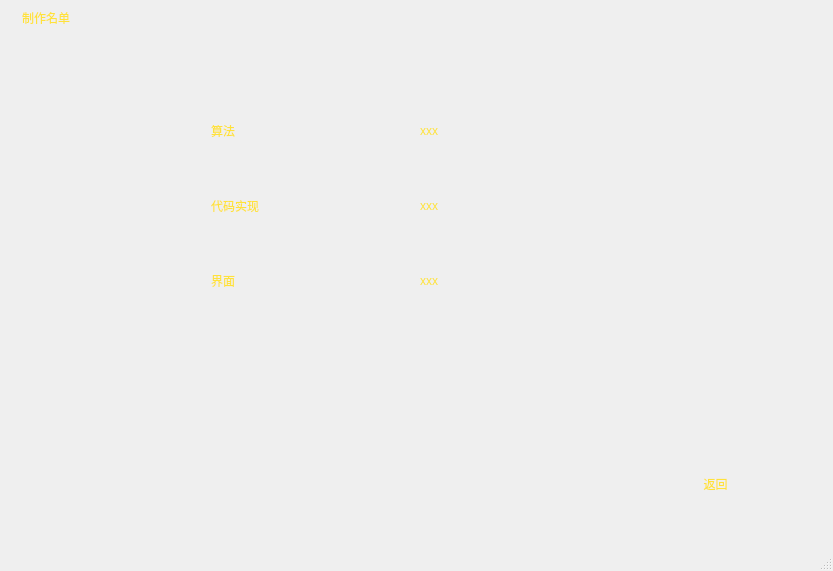
Before: the Qt Designer form Client/members.ui in ZhengJun-AI/Hand-Sign-World, drawn with Qt 5.
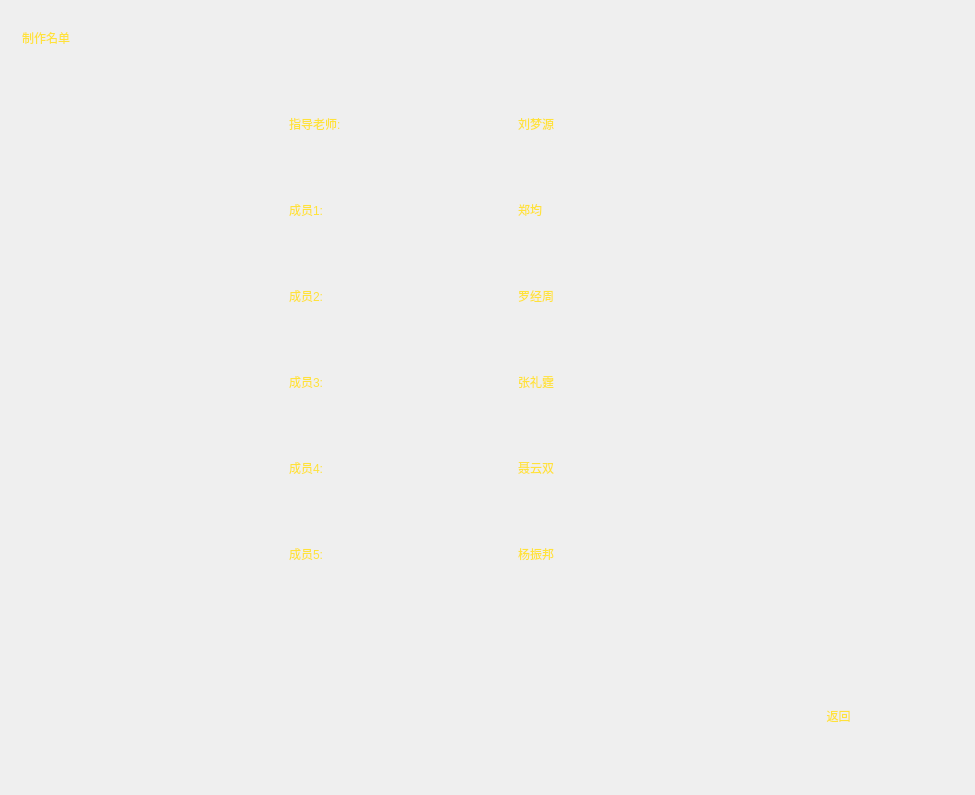
After: the same form once the commit is applied. Icons and pictures are not drawn.

Commit message: update member list

```diff
--- a/Client/members.ui
+++ b/Client/members.ui
@@ -6,8 +6,8 @@
    <rect>
     <x>0</x>
     <y>0</y>
-    <width>833</width>
-    <height>571</height>
+    <width>975</width>
+    <height>795</height>
    </rect>
   </property>
   <property name="windowTitle">
@@ -26,7 +26,9 @@
 border-image: url(:/imgs/1.jpg);
 }</string>
    </property>
-   <layout class="QVBoxLayout" name="verticalLayout_2" stretch="0,2,4,4,0,1">
+   <layout class="QVBoxLayout" name="verticalLayout_2">
+    <item>
+     <layout class="QVBoxLayout" name="verticalLayout" stretch="5,2,5,2,5,2,5,2,5,2,5,2,5,10,5,5">
     <item>
      <layout class="QHBoxLayout" name="horizontalLayout_5" stretch="0,100">
       <item>
@@ -71,16 +73,14 @@
       </property>
       <property name="sizeHint" stdset="0">
        <size>
-        <width>20</width>
-        <height>20</height>
+          <width>10</width>
+          <height>10</height>
        </size>
       </property>
      </spacer>
     </item>
     <item>
-     <layout class="QVBoxLayout" name="verticalLayout" stretch="1,2,1,2,1">
-      <item>
-       <layout class="QHBoxLayout" name="horizontalLayout" stretch="1,1,1,1">
+       <layout class="QHBoxLayout" name="horizontalLayout" stretch="5,4,4,4">
         <item>
          <spacer name="horizontalSpacer">
           <property name="orientation">
@@ -101,7 +101,7 @@
 color:rgb(255, 226, 58)</string>
           </property>
           <property name="text">
-           <string>算法</string>
+           <string>指导老师:</string>
           </property>
          </widget>
         </item>
@@ -112,7 +112,7 @@
 color:rgb(255, 226, 58)</string>
           </property>
           <property name="text">
-           <string>xxx</string>
+           <string>刘梦源</string>
           </property>
          </widget>
         </item>
@@ -132,20 +132,20 @@
        </layout>
       </item>
       <item>
-       <spacer name="verticalSpacer_3">
+       <spacer name="verticalSpacer_2">
         <property name="orientation">
          <enum>Qt::Vertical</enum>
         </property>
         <property name="sizeHint" stdset="0">
          <size>
           <width>20</width>
-          <height>40</height>
+          <height>10</height>
          </size>
         </property>
        </spacer>
       </item>
       <item>
-       <layout class="QHBoxLayout" name="horizontalLayout_2" stretch="1,1,1,1">
+       <layout class="QHBoxLayout" name="horizontalLayout_2" stretch="5,4,4,4">
         <item>
          <spacer name="horizontalSpacer_2">
           <property name="orientation">
@@ -166,7 +166,7 @@
 color:rgb(255, 226, 58)</string>
           </property>
           <property name="text">
-           <string>代码实现</string>
+           <string>成员1:</string>
           </property>
          </widget>
         </item>
@@ -177,7 +177,7 @@
 color:rgb(255, 226, 58)</string>
           </property>
           <property name="text">
-           <string>xxx</string>
+           <string>郑均</string>
           </property>
          </widget>
         </item>
@@ -197,20 +197,20 @@
        </layout>
       </item>
       <item>
-       <spacer name="verticalSpacer_4">
+       <spacer name="verticalSpacer_3">
         <property name="orientation">
          <enum>Qt::Vertical</enum>
         </property>
         <property name="sizeHint" stdset="0">
          <size>
           <width>20</width>
-          <height>40</height>
+          <height>10</height>
          </size>
         </property>
        </spacer>
       </item>
       <item>
-       <layout class="QHBoxLayout" name="horizontalLayout_3" stretch="1,1,1,1">
+       <layout class="QHBoxLayout" name="horizontalLayout_3" stretch="5,4,4,4">
         <item>
          <spacer name="horizontalSpacer_3">
           <property name="orientation">
@@ -231,7 +231,7 @@
 color:rgb(255, 226, 58)</string>
           </property>
           <property name="text">
-           <string>界面</string>
+           <string>成员2:</string>
           </property>
          </widget>
         </item>
@@ -242,7 +242,7 @@
 color:rgb(255, 226, 58)</string>
           </property>
           <property name="text">
-           <string>xxx</string>
+           <string>罗经周</string>
           </property>
          </widget>
         </item>
@@ -261,10 +261,203 @@
         </item>
        </layout>
       </item>
+      <item>
+       <spacer name="verticalSpacer_4">
+        <property name="orientation">
+         <enum>Qt::Vertical</enum>
+        </property>
+        <property name="sizeHint" stdset="0">
+         <size>
+          <width>20</width>
+          <height>10</height>
+         </size>
+        </property>
+       </spacer>
+      </item>
+      <item>
+       <layout class="QHBoxLayout" name="horizontalLayout_6" stretch="5,4,4,4">
+        <item>
+         <spacer name="horizontalSpacer_9">
+          <property name="orientation">
+           <enum>Qt::Horizontal</enum>
+          </property>
+          <property name="sizeHint" stdset="0">
+           <size>
+            <width>40</width>
+            <height>20</height>
+           </size>
+          </property>
+         </spacer>
+        </item>
+        <item>
+         <widget class="QLabel" name="label_10">
+          <property name="styleSheet">
+           <string notr="true">font: 20pt &quot;微软雅黑&quot;;
+color:rgb(255, 226, 58)</string>
+          </property>
+          <property name="text">
+           <string>成员3:</string>
+          </property>
+         </widget>
+        </item>
+        <item>
+         <widget class="QLabel" name="label_9">
+          <property name="styleSheet">
+           <string notr="true">font: 20pt &quot;微软雅黑&quot;;
+color:rgb(255, 226, 58)</string>
+          </property>
+          <property name="text">
+           <string>张礼霆</string>
+          </property>
+         </widget>
+        </item>
+        <item>
+         <spacer name="horizontalSpacer_10">
+          <property name="orientation">
+           <enum>Qt::Horizontal</enum>
+          </property>
+          <property name="sizeHint" stdset="0">
+           <size>
+            <width>40</width>
+            <height>20</height>
+           </size>
+          </property>
+         </spacer>
+        </item>
      </layout>
     </item>
     <item>
-     <spacer name="verticalSpacer_2">
+       <spacer name="verticalSpacer_6">
+        <property name="orientation">
+         <enum>Qt::Vertical</enum>
+        </property>
+        <property name="sizeHint" stdset="0">
+         <size>
+          <width>20</width>
+          <height>10</height>
+         </size>
+        </property>
+       </spacer>
+      </item>
+      <item>
+       <layout class="QHBoxLayout" name="horizontalLayout_7" stretch="5,4,4,4">
+        <item>
+         <spacer name="horizontalSpacer_11">
+          <property name="orientation">
+           <enum>Qt::Horizontal</enum>
+          </property>
+          <property name="sizeHint" stdset="0">
+           <size>
+            <width>40</width>
+            <height>20</height>
+           </size>
+          </property>
+         </spacer>
+        </item>
+        <item>
+         <widget class="QLabel" name="label_11">
+          <property name="styleSheet">
+           <string notr="true">font: 20pt &quot;微软雅黑&quot;;
+color:rgb(255, 226, 58)</string>
+          </property>
+          <property name="text">
+           <string>成员4:</string>
+          </property>
+         </widget>
+        </item>
+        <item>
+         <widget class="QLabel" name="label_12">
+          <property name="styleSheet">
+           <string notr="true">font: 20pt &quot;微软雅黑&quot;;
+color:rgb(255, 226, 58)</string>
+          </property>
+          <property name="text">
+           <string>聂云双</string>
+          </property>
+         </widget>
+        </item>
+        <item>
+         <spacer name="horizontalSpacer_12">
+          <property name="orientation">
+           <enum>Qt::Horizontal</enum>
+          </property>
+          <property name="sizeHint" stdset="0">
+           <size>
+            <width>40</width>
+            <height>20</height>
+           </size>
+          </property>
+         </spacer>
+        </item>
+       </layout>
+      </item>
+      <item>
+       <spacer name="verticalSpacer_7">
+        <property name="orientation">
+         <enum>Qt::Vertical</enum>
+        </property>
+        <property name="sizeHint" stdset="0">
+         <size>
+          <width>20</width>
+          <height>10</height>
+         </size>
+        </property>
+       </spacer>
+      </item>
+      <item>
+       <layout class="QHBoxLayout" name="horizontalLayout_8" stretch="5,4,4,4">
+        <item>
+         <spacer name="horizontalSpacer_13">
+          <property name="orientation">
+           <enum>Qt::Horizontal</enum>
+          </property>
+          <property name="sizeHint" stdset="0">
+           <size>
+            <width>40</width>
+            <height>20</height>
+           </size>
+          </property>
+         </spacer>
+        </item>
+        <item>
+         <widget class="QLabel" name="label_14">
+          <property name="styleSheet">
+           <string notr="true">font: 20pt &quot;微软雅黑&quot;;
+color:rgb(255, 226, 58)</string>
+          </property>
+          <property name="text">
+           <string>成员5:</string>
+          </property>
+         </widget>
+        </item>
+        <item>
+         <widget class="QLabel" name="label_13">
+          <property name="styleSheet">
+           <string notr="true">font: 20pt &quot;微软雅黑&quot;;
+color:rgb(255, 226, 58)</string>
+          </property>
+          <property name="text">
+           <string>杨振邦</string>
+          </property>
+         </widget>
+        </item>
+        <item>
+         <spacer name="horizontalSpacer_14">
+          <property name="orientation">
+           <enum>Qt::Horizontal</enum>
+          </property>
+          <property name="sizeHint" stdset="0">
+           <size>
+            <width>40</width>
+            <height>20</height>
+           </size>
+          </property>
+         </spacer>
+        </item>
+       </layout>
+      </item>
+      <item>
+       <spacer name="verticalSpacer_8">
       <property name="orientation">
        <enum>Qt::Vertical</enum>
       </property>
@@ -344,8 +537,9 @@
      </spacer>
     </item>
    </layout>
+    </item>
+   </layout>
   </widget>
-  <widget class="QStatusBar" name="statusbar"/>
  </widget>
  <resources>
   <include location="source.qrc"/>
```
Left out of the diff: 2 changed lines with no effect on the pictures. Lines whose indentation alone changed are shown as unchanged. The commit also changes 4 other files.
